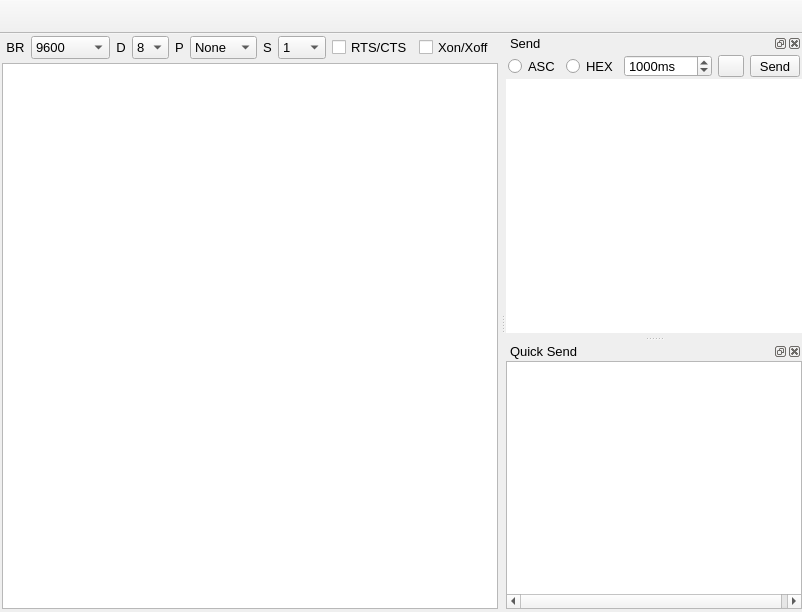
Above: uartvide/ui/mainwindow.ui from gamesun/UartVide before the change. Below: the same form after it.
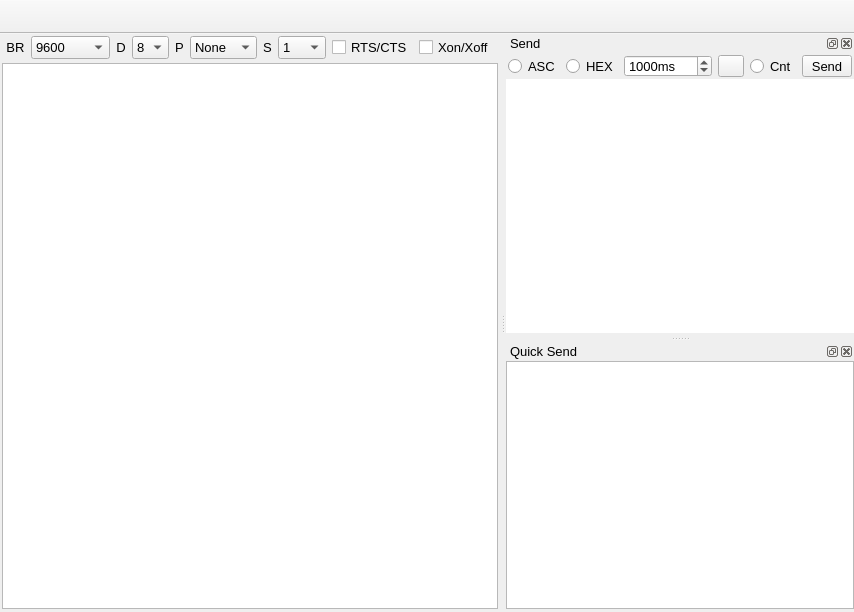
That is the form after the change. Custom widgets are drawn as their Qt base class.

```diff
--- a/uartvide/ui/mainwindow.ui
+++ b/uartvide/ui/mainwindow.ui
@@ -831,6 +831,31 @@
          </property>
         </widget>
        </item>
+       <item>
+        <widget class="QRadioButton" name="rdoCnt">
+         <property name="minimumSize">
+          <size>
+           <width>0</width>
+           <height>22</height>
+          </size>
+         </property>
+         <property name="maximumSize">
+          <size>
+           <width>16777215</width>
+           <height>22</height>
+          </size>
+         </property>
+         <property name="mouseTracking">
+          <bool>true</bool>
+         </property>
+         <property name="text">
+          <string notr="true">Cnt</string>
+         </property>
+         <property name="autoExclusive">
+          <bool>false</bool>
+         </property>
+        </widget>
+       </item>
        <item>
         <widget class="QToolButton" name="btnSend">
          <property name="minimumSize">
```
